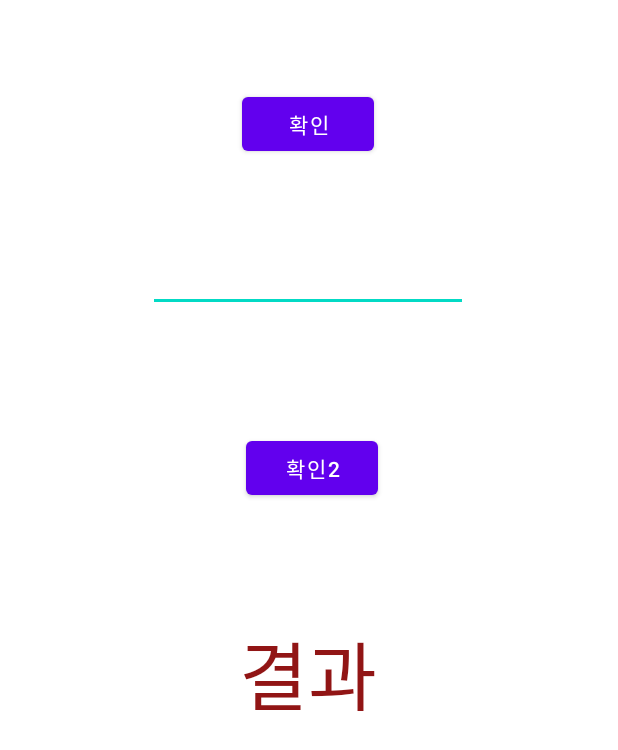
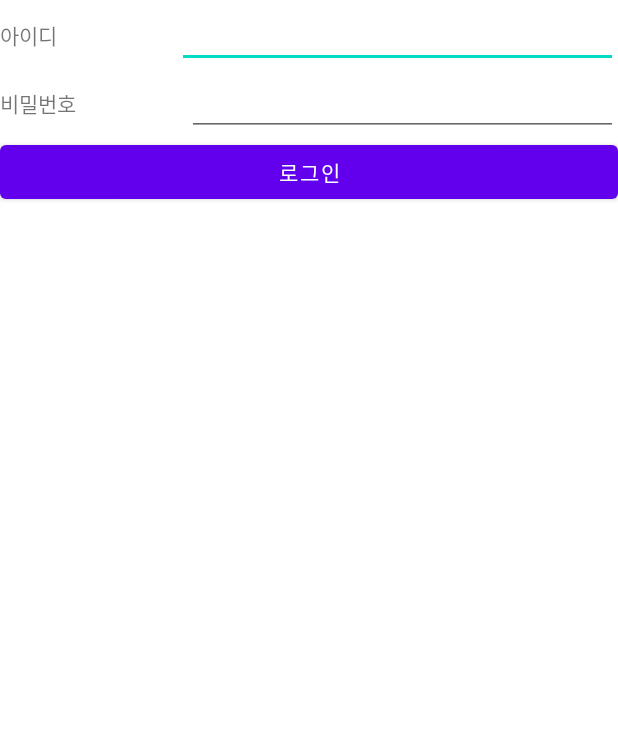
Before and after one commit to citobs/studykotlin, an Android app: the layout activity_main.xml on its own in the app's theme, with its tools: preview values and no code run, on a phone screen of 412 x 824 dp. Shown: the top 750 px of the screen. Run offline under Robolectric (Android 15) with nearby library versions, the phone set to English and light mode, and no system bars.

Commit message:
화면 레이아웃 구성변경까지 완료

```diff
--- a/app/src/main/java/org/techtown/basic/MainActivity.kt
+++ b/app/src/main/java/org/techtown/basic/MainActivity.kt
@@ -1,6 +1,7 @@
 package org.techtown.basic
 
 import android.os.Bundle
+import android.widget.EditText
 import android.widget.Toast
 import androidx.appcompat.app.AppCompatActivity
 import kotlinx.android.synthetic.main.activity_main.*
@@ -17,9 +18,11 @@ class MainActivity : AppCompatActivity() {
         }
 
         button2.setOnClickListener {
+            //에러파악
+            val input1 : EditText? = null
             //사용자가 입력한 글자가 있다면 그 글자를 가져와라.
-            val input1 = input1.text.toString()
-            output1.text = "결과 : $input1"
+            val input2 = input1!!.text.toString()
+            output1.text = "결과 : $input2"
         }
 
 
--- a/app/src/main/res/layout/activity_main.xml
+++ b/app/src/main/res/layout/activity_main.xml
@@ -1,56 +1,57 @@
 <?xml version="1.0" encoding="utf-8"?>
-<androidx.constraintlayout.widget.ConstraintLayout xmlns:android="http://schemas.android.com/apk/res/android"
+<LinearLayout xmlns:android="http://schemas.android.com/apk/res/android"
     xmlns:app="http://schemas.android.com/apk/res-auto"
     xmlns:tools="http://schemas.android.com/tools"
     android:layout_width="match_parent"
     android:layout_height="match_parent"
-    tools:context=".MainActivity">
+    android:orientation="vertical"
+    tools:context=".MainActivity" >
+
+    <LinearLayout
+        android:layout_width="match_parent"
+        android:layout_height="wrap_content"
+        android:orientation="horizontal">
+
+        <TextView
+            android:id="@+id/textView2"
+            android:layout_width="wrap_content"
+            android:layout_height="wrap_content"
+            android:layout_weight="1"
+            android:text="아이디" />
+
+        <EditText
+            android:id="@+id/editTextTextPersonName2"
+            android:layout_width="wrap_content"
+            android:layout_height="wrap_content"
+            android:layout_weight="1"
+            android:ems="10"
+            android:inputType="textPersonName" />
+    </LinearLayout>
+
+    <LinearLayout
+        android:layout_width="match_parent"
+        android:layout_height="wrap_content"
+        android:orientation="horizontal">
+
+        <TextView
+            android:id="@+id/textView3"
+            android:layout_width="wrap_content"
+            android:layout_height="wrap_content"
+            android:layout_weight="1"
+            android:text="비밀번호" />
+
+        <EditText
+            android:id="@+id/editTextTextPersonName3"
+            android:layout_width="wrap_content"
+            android:layout_height="wrap_content"
+            android:layout_weight="1"
+            android:ems="10"
+            android:inputType="textPersonName" />
+    </LinearLayout>
 
     <Button
-        android:id="@+id/button"
-        android:layout_width="wrap_content"
+        android:id="@+id/button7"
+        android:layout_width="match_parent"
         android:layout_height="wrap_content"
-        android:text="확인"
-        app:layout_constraintBottom_toBottomOf="parent"
-        app:layout_constraintEnd_toEndOf="parent"
-        app:layout_constraintHorizontal_bias="0.498"
-        app:layout_constraintStart_toStartOf="parent"
-        app:layout_constraintTop_toTopOf="parent"
-        app:layout_constraintVertical_bias="0.076" />
-
-    <EditText
-        android:id="@+id/input1"
-        android:layout_width="wrap_content"
-        android:layout_height="wrap_content"
-        android:layout_marginTop="56dp"
-        android:ems="10"
-        android:inputType="textPersonName"
-        app:layout_constraintEnd_toEndOf="parent"
-        app:layout_constraintHorizontal_bias="0.497"
-        app:layout_constraintStart_toStartOf="parent"
-        app:layout_constraintTop_toBottomOf="@+id/button" />
-
-    <Button
-        android:id="@+id/button2"
-        android:layout_width="wrap_content"
-        android:layout_height="wrap_content"
-        android:layout_marginTop="80dp"
-        android:text="확인2"
-        app:layout_constraintEnd_toEndOf="parent"
-        app:layout_constraintHorizontal_bias="0.507"
-        app:layout_constraintStart_toStartOf="parent"
-        app:layout_constraintTop_toBottomOf="@+id/input1" />
-
-    <TextView
-        android:id="@+id/output1"
-        android:layout_width="wrap_content"
-        android:layout_height="wrap_content"
-        android:layout_marginTop="76dp"
-        android:text="결과"
-        android:textColor="#911515"
-        android:textSize="50sp"
-        app:layout_constraintEnd_toEndOf="parent"
-        app:layout_constraintHorizontal_bias="0.498"
-        app:layout_constraintStart_toStartOf="parent"
-        app:layout_constraintTop_toBottomOf="@+id/button2" />
-</androidx.constraintlayout.widget.ConstraintLayout>
+        android:text="로그인" />
+</LinearLayout>
```
Also changed, not shown: 1 other file.
